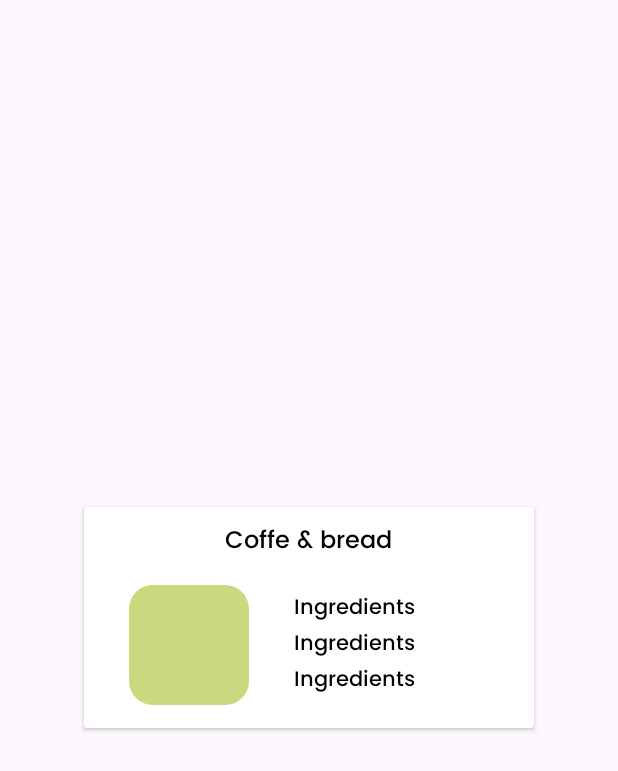
After one commit to SihaoCheng123/MP_Android, an Android app: the layout cardview_recipe.xml on its own in the app's theme, with its tools: preview values and no code run, on a phone screen of 412 x 824 dp. The commit adds this screen. Shown: the top 771 px of the screen. Run offline under Robolectric (Android 15) with nearby library versions, the phone set to English and light mode, and no system bars.

Commit message:
Ya trae datos a cardview

```diff
--- /dev/null
+++ b/app/src/main/res/layout/cardview_recipe.xml
@@ -0,0 +1,78 @@
+<?xml version="1.0" encoding="utf-8"?>
+<androidx.cardview.widget.CardView xmlns:android="http://schemas.android.com/apk/res/android"
+    android:layout_width="wrap_content"
+    android:layout_height="wrap_content"
+    xmlns:app="http://schemas.android.com/apk/res-auto"
+    android:layout_gravity="center">
+
+    <LinearLayout
+        android:id="@+id/recipeCard"
+        android:layout_width="300dp"
+        android:layout_height="wrap_content"
+        android:orientation="vertical"
+        android:layout_gravity="center">
+
+        <androidx.constraintlayout.widget.ConstraintLayout
+            android:layout_width="wrap_content"
+            android:layout_height="wrap_content"
+            android:layout_gravity="center">
+            <TextView
+                android:id="@+id/recipeName"
+                android:layout_width="wrap_content"
+                android:layout_height="wrap_content"
+                android:textSize="16sp"
+                android:fontFamily="@font/poppins_medium"
+                android:text="@string/coffe_amp_bread"
+                android:textColor="@color/md_theme_scrim"
+                android:layout_marginTop="10dp"
+                app:layout_constraintTop_toTopOf="parent"
+                app:layout_constraintStart_toStartOf="parent"
+                app:layout_constraintEnd_toEndOf="parent"/>
+        </androidx.constraintlayout.widget.ConstraintLayout>
+
+    <LinearLayout
+        android:layout_width="wrap_content"
+        android:layout_height="wrap_content"
+        android:orientation="horizontal"
+        android:layout_marginVertical="15dp">
+        <ImageView
+            android:id="@+id/recipeImage"
+            android:layout_width="80dp"
+            android:layout_height="80dp"
+            android:background="@drawable/round_card_primary"
+            android:layout_marginStart="30dp"
+            android:layout_gravity="center"/>
+        <LinearLayout
+            android:layout_width="wrap_content"
+            android:layout_height="wrap_content"
+            android:orientation="vertical"
+            android:layout_gravity="center"
+            android:layout_marginHorizontal="30dp">
+            <TextView
+                android:id="@+id/recipeIng1"
+                android:layout_width="wrap_content"
+                android:layout_height="wrap_content"
+                android:text="@string/ingredients"
+                android:fontFamily="@font/poppins_medium"
+                android:textSize="14sp"
+                android:textColor="@color/md_theme_scrim"/>
+            <TextView
+                android:id="@+id/recipeIng2"
+                android:layout_width="wrap_content"
+                android:layout_height="wrap_content"
+                android:text="@string/ingredients"
+                android:fontFamily="@font/poppins_medium"
+                android:textSize="14sp"
+                android:textColor="@color/md_theme_scrim"/>
+            <TextView
+                android:id="@+id/recipeIng3"
+                android:layout_width="wrap_content"
+                android:layout_height="wrap_content"
+                android:text="@string/ingredients"
+                android:fontFamily="@font/poppins_medium"
+                android:textSize="14sp"
+                android:textColor="@color/md_theme_scrim"/>
+        </LinearLayout>
+        </LinearLayout>
+    </LinearLayout>
+</androidx.cardview.widget.CardView>
```
Also changed, not shown: app/src/main/java/com/example/mealplanner/ui/fragments/HomeScreen.java (+72 -51 lines), app/src/main/res/layout/cardview_null_recipe.xml (added, +20 -0 lines), app/src/main/res/layout/fragment_calendar.xml (+19 -9 lines), app/src/main/res/layout/fragment_home_screen.xml (+50 -34 lines).
